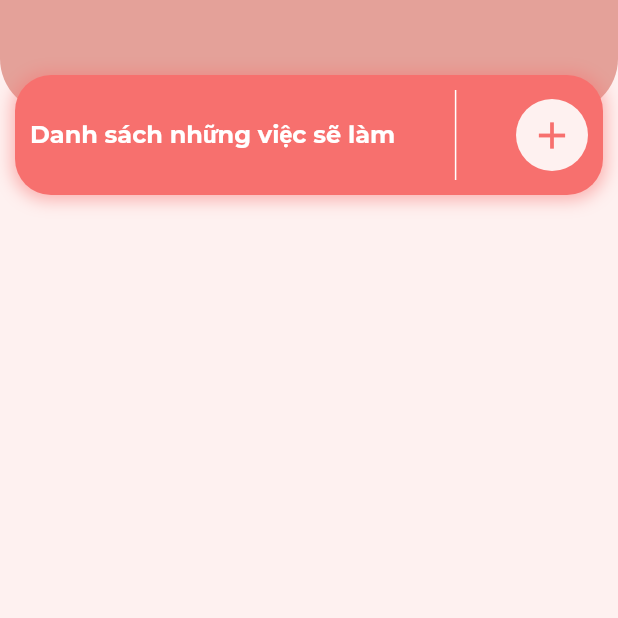
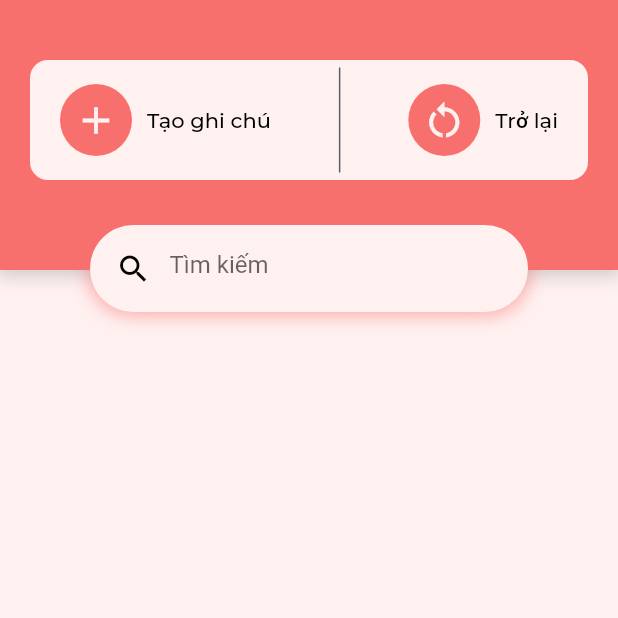
Before and after one commit to qu-Ming/mutil_app, a Flutter app: the TodoPage screen opened directly, on a phone screen of 412 x 824 dp, the top half of it. Run offline on Flutter 3.47's test engine with Material 2 defaults, Android fonts, the phone set to English and light mode, and no system bars; our stand-ins replace cloud_firestore, firebase_core, like_button; accounts and stored records are empty.

Commit message:
99% todo

```diff
--- a/lib/pages/todo_page/todo_page.dart
+++ b/lib/pages/todo_page/todo_page.dart
@@ -34,9 +34,7 @@ class _TodoPagePageState extends State<TodoPage> {
             const DrawerHeader(
               decoration: BoxDecoration(
                 color: AppColors.colorPink,
-                  borderRadius: BorderRadius.only(
-                      bottomLeft: Radius.circular(8),
-                      bottomRight: Radius.circular(8))),
+              ),
               child: Center(
                   child: TextComponent(
                 text: 'Điều chỉnh ghi chú',
@@ -54,7 +52,7 @@ class _TodoPagePageState extends State<TodoPage> {
                     color: AppColors.colorPink,
                   ),
                   TextComponent(
-                    text: '  Thêm ghi chú',
+                    text: '  Tạo ghi chú',
                     textSize: 14,
                     colorText: AppColors.colorPink,
                     fontWeight: FontWeight.w500,
@@ -95,64 +93,55 @@ class _TodoPagePageState extends State<TodoPage> {
         ),
       )),
       backgroundColor: AppColors.colorPink4,
-      body: SafeArea(
+      body: GestureDetector(
+        onTap: () => FocusManager.instance.primaryFocus?.unfocus(),
+        child: SafeArea(
           child: ScrollConfiguration(
             behavior: MyBehavior(),
             child: SingleChildScrollView(
               child: Column(
                 children: [
                   ////////////////////////////
-                Stack(children: [
+                  Stack(
+                    children: [
                       Container(
-                    height: 75.0,
+                        height: 180.0,
                         width: double.infinity,
-                    decoration: const BoxDecoration(
-                        borderRadius: BorderRadius.only(
-                            bottomLeft: Radius.circular(36),
-                            bottomRight: Radius.circular(36)),
-                        color: AppColors.colorBrown),
+                        decoration: BoxDecoration(
+                            borderRadius: const BorderRadius.only(
+                              bottomLeft: Radius.circular(0),
+                              bottomRight: Radius.circular(0),
                             ),
-                  Row(
-                    children: [
-                      Expanded(
-                        flex: 9,
-                        child: Container(
-                          margin: const EdgeInsets.fromLTRB(10, 50, 10, 10),
-                          padding: const EdgeInsets.all(10),
-                          decoration: BoxDecoration(
-                            color: AppColors.colorPink,
-                            borderRadius: BorderRadius.circular(24),
                             boxShadow: [
                               BoxShadow(
-                                color: AppColors.colorPink.withOpacity(0.5),
+                                color: AppColors.colorGrey2.withOpacity(0.5),
                                 spreadRadius: 2,
                                 blurRadius: 9,
                                 offset: const Offset(
                                     0, 1), // changes position of shadow
                               ),
                             ],
+                            color: AppColors.colorPink),
+                      ),
+                      Container(
+                        margin: const EdgeInsets.fromLTRB(20, 40, 20, 10),
+                        padding: const EdgeInsets.symmetric(
+                            vertical: 5, horizontal: 20.0),
+                        decoration: BoxDecoration(
+                          color: AppColors.colorPink4,
+                          borderRadius: BorderRadius.circular(12),
                         ),
                         child: Row(
                           mainAxisAlignment: MainAxisAlignment.spaceBetween,
                           children: [
-                              const Padding(
-                                padding: EdgeInsets.symmetric(vertical: 20.0),
-                                child: TextComponent(
-                                  text: 'Danh sách những việc sẽ làm',
-                                  fontWeight: FontWeight.bold,
-                                  textSize: AppDimens.text_size_16,
-                                  colorText: AppColors.colorWhite,
-                                ),
-                              ),
+                            Row(
+                              children: [
                                 Container(
-                                height: 60,
-                                width: 1,
-                                color: AppColors.colorWhite,
-                              ),
-                              Container(
+                                  margin: const EdgeInsets.only(right: 10.0),
                                   decoration: const BoxDecoration(
                                     shape: BoxShape.circle,
-                                  color: AppColors.colorPinkBG,
+                                    color: AppColors.colorPink,
+
                                     // borderRadius: BorderRadius.circular(12),
                                   ),
                                   child: IconButton(
@@ -165,55 +154,85 @@ class _TodoPagePageState extends State<TodoPage> {
                                       icon: const Icon(
                                         Icons.add,
                                         size: AppDimens.icon_size_30,
+                                        color: AppColors.colorPink4,
+                                      )),
+                                ),
+                                const TextComponent(
+                                  text: 'Tạo ghi chú',
+                                  fontWeight: FontWeight.w500,
+                                  textSize: AppDimens.text_size_14,
+                                )
+                              ],
+                            ),
+                            Container(
+                              width: 1,
+                              height: 70,
+                              color: AppColors.colorGrey3,
+                            ),
+                            Row(
+                              children: [
+                                Container(
+                                  margin: const EdgeInsets.only(right: 10.0),
+                                  decoration: const BoxDecoration(
+                                    shape: BoxShape.circle,
                                     color: AppColors.colorPink,
+
+                                    // borderRadius: BorderRadius.circular(12),
+                                  ),
+                                  child: IconButton(
+                                      onPressed: (() {
+                                        setState(() {
+                                          checked = false;
+                                        });
+                                      }),
+                                      icon: const Icon(
+                                        Icons.restart_alt_sharp,
+                                        size: AppDimens.icon_size_30,
+                                        color: AppColors.colorPink4,
                                       )),
+                                ),
+                                const TextComponent(
+                                  text: 'Trở lại',
+                                  fontWeight: FontWeight.w500,
+                                  textSize: AppDimens.text_size_14,
+                                )
+                              ],
                             ),
                           ],
                         ),
                       ),
+                      Container(
+                        padding: const EdgeInsets.symmetric(
+                            horizontal: 5.0, vertical: 5.0),
+                        margin: const EdgeInsets.fromLTRB(60, 150, 60, 0),
+                        decoration: BoxDecoration(
+                          color: AppColors.colorPink4,
+                          borderRadius: BorderRadius.circular(30),
+                          boxShadow: [
+                            BoxShadow(
+                              color: AppColors.colorPink.withOpacity(0.5),
+                              spreadRadius: 2,
+                              blurRadius: 9,
+                              offset: const Offset(
+                                  0, 1), // changes position of shadow
                             ),
-                      // Expanded(
-                      //     flex: 2,
-                      //     child: Container(
-                      //       padding: const EdgeInsets.only(
-                      //           top: 15, bottom: 15, left: 10, right: 10),
-                      //       margin: const EdgeInsets.only(right: 10),
-                      //       decoration: BoxDecoration(
-                      //         color: AppColors.colorPink4,
-                      //         borderRadius: const BorderRadius.only(
-                      //             topRight: Radius.circular(24),
-                      //             bottomRight: Radius.circular(24)),
-                      //         boxShadow: [
-                      //           BoxShadow(
-                      //             color: AppColors.colorPink.withOpacity(0.5),
-                      //             spreadRadius: 2,
-                      //             blurRadius: 9,
-                      //             offset: const Offset(
-                      //                 0, 1), // changes position of shadow
-                      //           ),
-                      //         ],
-                      //       ),
-                      //       child: Container(
-                      //         decoration: const BoxDecoration(
-                      //             // borderRadius: BorderRadius.circular(12),
-                      //             color: AppColors.colorPink,
-                      //             shape: BoxShape.circle),
-                      //         child: IconButton(
-                      //             onPressed: (() {
-                      //               setState(() {
-                      //                 checked = false;
-                      //               });
-                      //             }),
-                      //             icon: const Icon(
-                      //               Icons.keyboard_return_sharp,
-                      //               size: AppDimens.icon_size_24,
-                      //               color: AppColors.colorWhite,
-                      //             )),
-                      //       ),
-                      //     ))
                           ],
                         ),
-                ]),
+                        child: TextFormField(
+                          cursorColor: AppColors.colorBlack,
+                          decoration: const InputDecoration(
+                              prefixIcon: Icon(
+                                Icons.search,
+                                color: AppColors.colorBlack,
+                              ),
+                              hintText: 'Tìm kiếm',
+                              enabledBorder: InputBorder.none,
+                              disabledBorder: InputBorder.none,
+                              focusedBorder: InputBorder.none),
+                        ),
+                      )
+                    ],
+                  ),
                   const SizedBox(
                     height: 20.0,
                   ),
@@ -281,7 +300,8 @@ class _TodoPagePageState extends State<TodoPage> {
                                       bottomRight: Radius.circular(12)),
                                   boxShadow: [
                                     BoxShadow(
-                                    color: AppColors.colorGrey.withOpacity(0.5),
+                                      color:
+                                          AppColors.colorGrey.withOpacity(0.5),
                                       spreadRadius: 2,
                                       blurRadius: 9,
                                       offset: const Offset(
@@ -310,9 +330,8 @@ class _TodoPagePageState extends State<TodoPage> {
                                               Align(
                                                 alignment: Alignment.topLeft,
                                                 child: Padding(
-                                                padding:
-                                                    const EdgeInsets.symmetric(
-                                                        vertical: 8.0),
+                                                  padding: const EdgeInsets
+                                                      .symmetric(vertical: 8.0),
                                                   child: TextComponent(
                                                     maxLines: 1,
                                                     text: documents["Content"],
@@ -330,7 +349,8 @@ class _TodoPagePageState extends State<TodoPage> {
                                                   showDialog(
                                                     context: context,
                                                     builder: (_) => AlertDialog(
-                                                    title: const TextComponent(
+                                                      title:
+                                                          const TextComponent(
                                                         text: 'EM MUỐN XÓA?',
                                                         fontWeight:
                                                             FontWeight.w600,
@@ -357,8 +377,10 @@ class _TodoPagePageState extends State<TodoPage> {
                                                                 const TextComponent(
                                                               text: 'Nô',
                                                               fontWeight:
-                                                                FontWeight.bold,
-                                                            colorText: AppColors
+                                                                  FontWeight
+                                                                      .bold,
+                                                              colorText:
+                                                                  AppColors
                                                                       .colorPink,
                                                               textSize: AppDimens
                                                                   .text_size_14,
@@ -386,8 +408,10 @@ class _TodoPagePageState extends State<TodoPage> {
                                                                 const TextComponent(
                                                               text: 'Sure',
                                                               fontWeight:
-                                                                FontWeight.bold,
-                                                            colorText: AppColors
+                                                                  FontWeight
+                                                                      .bold,
+                                                              colorText:
+                                                                  AppColors
                                                                       .colorPink,
                                                               textSize: AppDimens
                                                                   .text_size_14,
@@ -463,6 +487,7 @@ class _TodoPagePageState extends State<TodoPage> {
             ),
           ),
         ),
+      ),
     );
   }
 }
```
Lines whose indentation alone changed are shown as unchanged.
